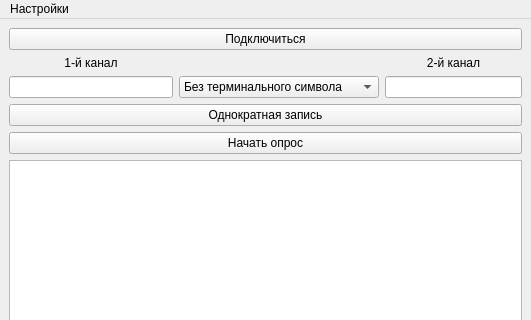
SeegmaEpsilon/QT_RIGOL_RS232, file mainwindow.ui: the form before one commit; both pictures show x 0 to 531 and y 0 to 320 of the 531 by 587 pixel window.
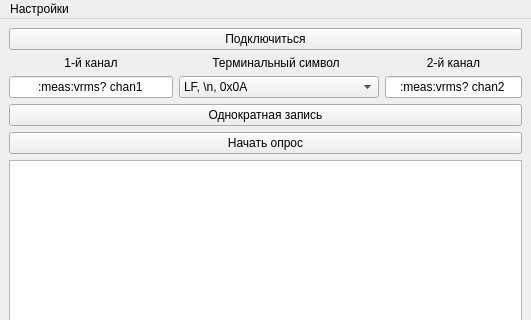
The form after the commit.

Commit message: добавлены команды по умолчанию, изменен дефолтный бодрейт

The edit to the form file:
```diff
--- a/mainwindow.ui
+++ b/mainwindow.ui
@@ -30,6 +30,12 @@
       <property name="enabled">
        <bool>true</bool>
       </property>
+      <property name="text">
+       <string>:meas:vrms? chan1</string>
+      </property>
+      <property name="alignment">
+       <set>Qt::AlignCenter</set>
+      </property>
      </widget>
     </item>
     <item row="8" column="1">
@@ -80,6 +86,15 @@
         <height>0</height>
        </size>
       </property>
+      <property name="layoutDirection">
+       <enum>Qt::LeftToRight</enum>
+      </property>
+      <property name="currentIndex">
+       <number>2</number>
+      </property>
+      <property name="sizeAdjustPolicy">
+       <enum>QComboBox::AdjustToContentsOnFirstShow</enum>
+      </property>
       <item>
        <property name="text">
         <string>Без терминального символа</string>
@@ -153,6 +168,12 @@
       <property name="enabled">
        <bool>true</bool>
       </property>
+      <property name="text">
+       <string>:meas:vrms? chan2</string>
+      </property>
+      <property name="alignment">
+       <set>Qt::AlignCenter</set>
+      </property>
      </widget>
     </item>
     <item row="7" column="3">
@@ -162,6 +183,16 @@
       </property>
      </widget>
     </item>
+    <item row="1" column="1">
+     <widget class="QLabel" name="label_5">
+      <property name="text">
+       <string>Терминальный символ</string>
+      </property>
+      <property name="alignment">
+       <set>Qt::AlignCenter</set>
+      </property>
+     </widget>
+    </item>
    </layout>
   </widget>
   <widget class="QMenuBar" name="menubar">
```
The commit also changes 2 other files.
